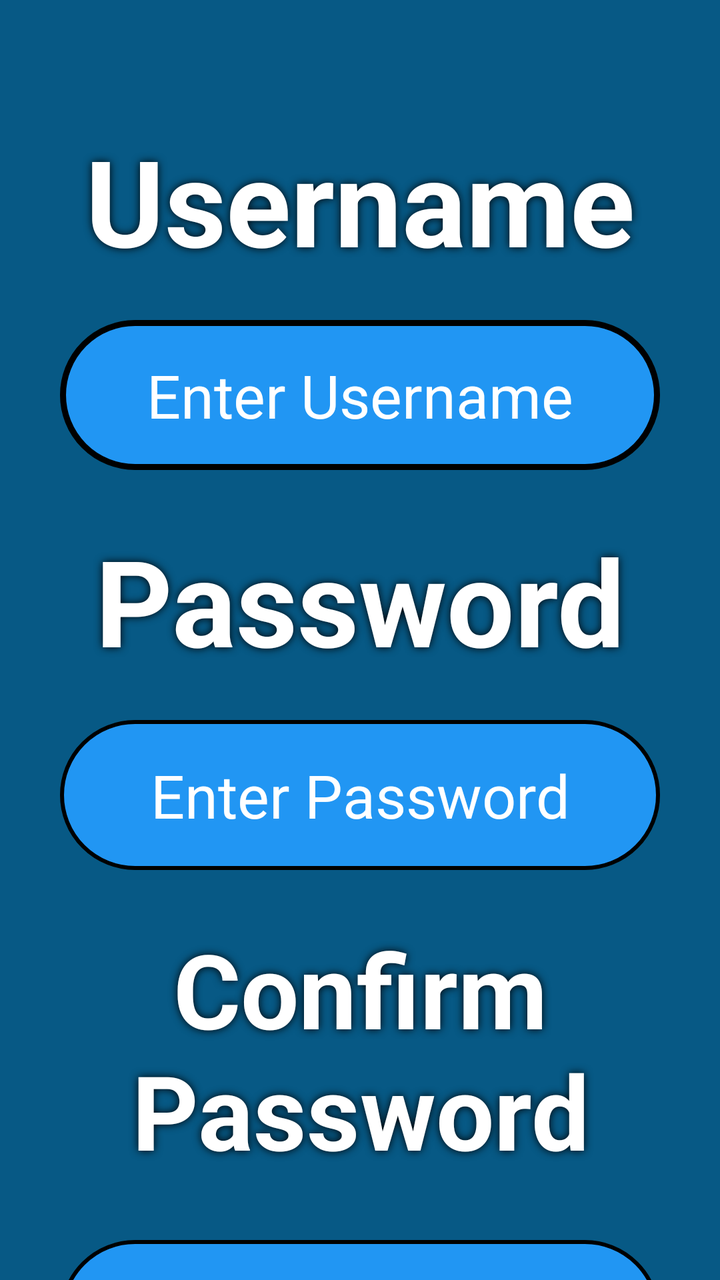
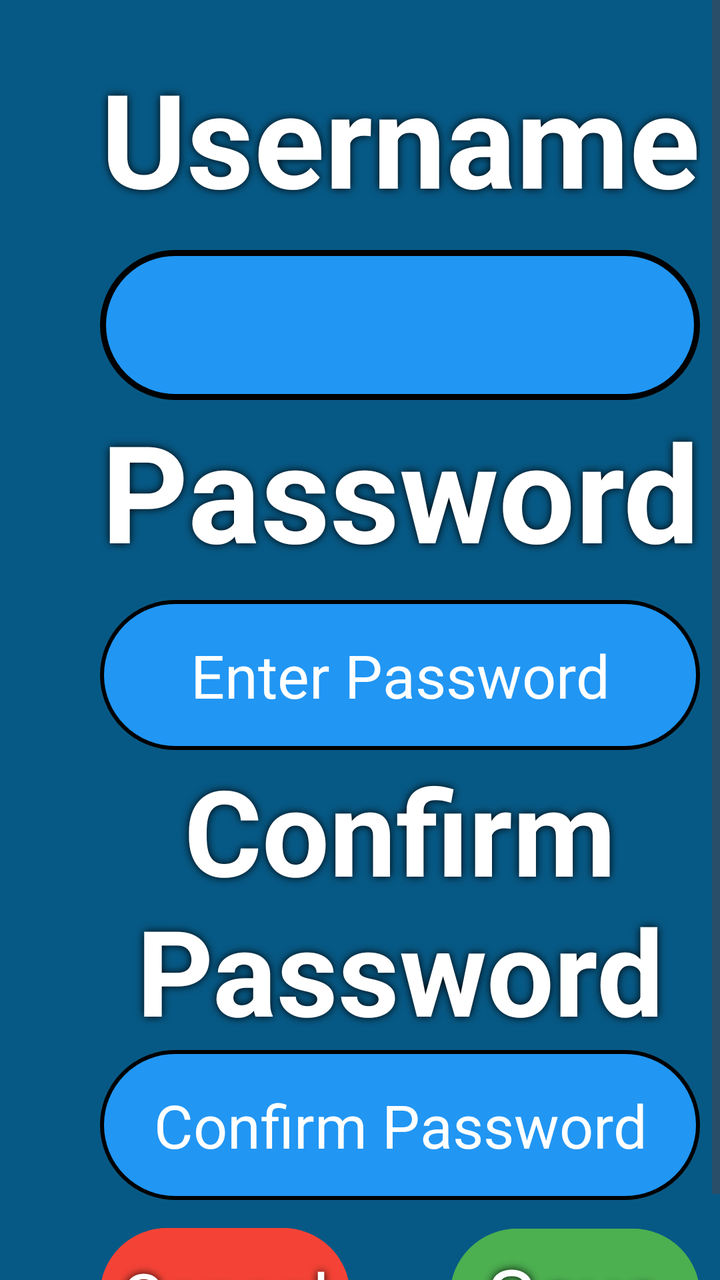

An Android layout rendered at two revisions. The XML below is the earlier revision; the diff shows what the commit changed to produce the second picture.
<!-- AndroidManifest.xml: application theme Theme.KracKShacKBanking -->
<!-- res/layout/register.xml -->
<?xml version="1.0" encoding="utf-8"?>
<androidx.constraintlayout.widget.ConstraintLayout xmlns:android="http://schemas.android.com/apk/res/android"
    xmlns:app="http://schemas.android.com/apk/res-auto"
    xmlns:tools="http://schemas.android.com/tools"
    android:layout_width="match_parent"
    android:layout_height="match_parent"
    android:background="@color/maincolour">

    <TextView
        android:id="@+id/txtCategory"
        android:layout_width="wrap_content"
        android:layout_height="wrap_content"
        android:layout_marginStart="50dp"
        android:layout_marginTop="50dp"
        android:layout_marginEnd="50dp"
        android:width="300dp"
        android:height="100dp"
        android:autoSizeTextType="uniform"
        android:elevation="4dp"
        android:paddingStart="10dp"
        android:paddingTop="10dp"
        android:paddingEnd="10dp"
        android:paddingBottom="10dp"
        android:shadowColor="@color/black"
        android:shadowDx="0.0"
        android:shadowDy="0.0"
        android:shadowRadius="10.0"
        android:text="@string/Username"
        android:textAlignment="center"
        android:textColor="@color/white"
        android:textStyle="bold"
        app:layout_constraintEnd_toEndOf="parent"
        app:layout_constraintStart_toStartOf="parent"
        app:layout_constraintTop_toTopOf="parent" />

    <EditText
        android:id="@+id/txtUsernameInput"
        android:layout_width="@+id/txtCategory"
        android:layout_height="75dp"
        android:layout_marginTop="10dp"
        android:background="@drawable/format_button"
        android:gravity="center"
        android:hint="@string/username_input_hint"
        android:inputType="text"
        android:paddingStart="10dp"
        android:paddingTop="10dp"
        android:paddingEnd="10dp"
        android:paddingBottom="10dp"
        android:text="@string/EnterUsername"
        android:textColor="@color/white"
        android:textColorHint="@color/white"
        android:textSize="30sp"
        app:layout_constraintEnd_toEndOf="@+id/txtCategory"
        app:layout_constraintStart_toStartOf="@+id/txtCategory"
        app:layout_constraintTop_toBottomOf="@+id/txtCategory" />

    <TextView
        android:id="@+id/txtPassword"
        android:layout_width="wrap_content"
        android:layout_height="wrap_content"
        android:layout_marginTop="100dp"

        android:width="300dp"
        android:height="100dp"
        android:autoSizeTextType="uniform"
        android:elevation="4dp"
        android:paddingStart="10dp"
        android:paddingTop="10dp"
        android:paddingEnd="10dp"
        android:paddingBottom="10dp"
        android:shadowColor="@color/black"
        android:shadowDx="0.0"
        android:shadowDy="0.0"
        android:shadowRadius="10.0"
        android:text="@string/Password"
        android:textAlignment="center"
        android:textColor="@color/white"
        android:textStyle="bold"
        app:layout_constraintEnd_toEndOf="@+id/txtCategory"
        app:layout_constraintStart_toStartOf="@+id/txtCategory"
        app:layout_constraintTop_toBottomOf="@+id/txtCategory" />

    <EditText
        android:id="@+id/txtPasswordInput"
        android:layout_width="0dp"
        android:layout_height="75dp"
        android:layout_marginTop="10dp"
        android:background="@drawable/format_text_input"
        android:gravity="center"
        android:hint="@string/password_input_hint"
        android:inputType="textPassword"
        android:paddingStart="10dp"
        android:paddingTop="10dp"
        android:paddingEnd="10dp"
        android:paddingBottom="10dp"
        android:textColor="@color/white"
        android:textColorHint="@color/white"
        android:textSize="30sp"
        app:layout_constraintEnd_toEndOf="@+id/txtPassword"
        app:layout_constraintStart_toStartOf="@+id/txtPassword"
        app:layout_constraintTop_toBottomOf="@+id/txtPassword" />

    <TextView
        android:id="@+id/txtConfirmPassword"
        android:layout_width="wrap_content"
        android:layout_height="wrap_content"
        android:layout_marginTop="100dp"
        android:width="300dp"
        android:height="150dp"
        android:autoSizeTextType="uniform"
        android:elevation="4dp"
        android:paddingStart="10dp"
        android:paddingTop="10dp"
        android:paddingEnd="10dp"
        android:paddingBottom="10dp"
        android:shadowColor="@color/black"
        android:shadowDx="0.0"
        android:shadowDy="0.0"
        android:shadowRadius="10.0"
        android:text="@string/confirm_password"
        android:textAlignment="center"
        android:textColor="@color/white"
        android:textStyle="bold"
        app:layout_constraintEnd_toEndOf="@+id/txtPassword"
        app:layout_constraintStart_toStartOf="@+id/txtPassword"
        app:layout_constraintTop_toBottomOf="@+id/txtPassword" />

    <EditText
        android:id="@+id/txtConfirmPasswordInput"
        android:layout_width="0dp"
        android:layout_height="75dp"
        android:layout_marginTop="20dp"
        android:background="@drawable/format_text_input"
        android:gravity="center"
        android:hint="@string/confirm_password_input_hint"
        android:inputType="textPassword"
        android:paddingStart="10dp"
        android:paddingTop="10dp"
        android:paddingEnd="10dp"
        android:paddingBottom="10dp"
        android:textColor="@color/white"
        android:textColorHint="@color/white"
        android:textSize="30sp"
        app:layout_constraintEnd_toEndOf="@+id/txtConfirmPassword"
        app:layout_constraintStart_toStartOf="@+id/txtConfirmPassword"
        app:layout_constraintTop_toBottomOf="@+id/txtConfirmPassword" />

    <Button
        android:id="@+id/btnCancel"
        android:layout_width="wrap_content"
        android:layout_height="wrap_content"
        android:layout_marginTop="50dp"
        android:width="125dp"
        android:height="75dp"
        android:backgroundTint="@color/red"
        app:layout_constraintStart_toStartOf="@+id/txtConfirmPasswordInput"
        app:layout_constraintTop_toBottomOf="@+id/txtConfirmPasswordInput" />

    <TextView
        android:id="@+id/btnCancelText"
        android:layout_width="@+id/btnCancel"
        android:layout_height="@+id/btnCancel"
        android:autoSizeTextType="uniform"
        android:background="@drawable/format_button_text"
        android:elevation="5dp"
        android:gravity="center"
        android:paddingStart="10dp"
        android:paddingTop="10dp"
        android:paddingEnd="10dp"
        android:paddingBottom="10dp"
        android:shadowColor="@color/black"
        android:shadowDx="0.0"
        android:shadowDy="0.0"
        android:shadowRadius="10.0"
        android:text="@string/cancel"
        android:textColor="@color/white"
        app:layout_constraintBottom_toBottomOf="@id/btnCancel"
        app:layout_constraintEnd_toEndOf="@id/btnCancel"
        app:layout_constraintStart_toStartOf="@id/btnCancel"
        app:layout_constraintTop_toTopOf="@id/btnCancel" />

    <Button
        android:id="@+id/btnEnter"
        android:layout_width="wrap_content"
        android:layout_height="wrap_content"
        android:layout_marginTop="50dp"
        android:width="125dp"
        android:height="75dp"
        android:backgroundTint="@color/green"
        app:layout_constraintEnd_toEndOf="@+id/txtConfirmPasswordInput"
        app:layout_constraintTop_toBottomOf="@+id/txtConfirmPasswordInput" />

    <TextView
        android:id="@+id/btnEnterText"
        android:layout_width="@+id/btnEnter"
        android:layout_height="@+id/btnEnter"
        android:autoSizeTextType="uniform"
        android:background="@drawable/format_button_text"
        android:elevation="5dp"
        android:gravity="center"
        android:paddingStart="10dp"
        android:paddingTop="10dp"
        android:paddingEnd="10dp"
        android:paddingBottom="10dp"
        android:shadowColor="@color/black"
        android:shadowDx="0.0"
        android:shadowDy="0.0"
        android:shadowRadius="10.0"
        android:text="@string/save"
        android:textColor="@color/white"
        app:layout_constraintBottom_toBottomOf="@id/btnEnter"
        app:layout_constraintEnd_toEndOf="@id/btnEnter"
        app:layout_constraintStart_toStartOf="@id/btnEnter"
        app:layout_constraintTop_toTopOf="@id/btnEnter" />

</androidx.constraintlayout.widget.ConstraintLayout>
<!-- resources referenced by this layout -->
<resources>
  <color name="black">#000000</color>
  <color name="green">#4CAF50</color>
  <color name="maincolour">#075985</color>
  <color name="red">#F44336</color>
  <color name="white">#FFFFFF</color>
  <!-- drawable format_button (drawable) -->
  <?xml version="1.0" encoding="utf-8"?>
  <selector xmlns:android="http://schemas.android.com/apk/res/android">
      <item android:state_enabled="true">
          <shape android:shape="rectangle">
              <solid android:color="@color/primary" />
              <stroke
                  android:width="3dp"
                  android:color="@color/black" />
              <corners android:radius="50dp" />
              <padding
                  android:left="50dp"
                  android:top="50dp"
                  android:right="50dp"
                  android:bottom="50dp" />
          </shape>
      </item>
  </selector>
  <!-- drawable format_button_text (drawable) -->
  <?xml version="1.0" encoding="utf-8"?>
  <layer-list xmlns:android="http://schemas.android.com/apk/res/android">
      <item
          android:bottom="4dp"
          android:left="4dp"
          android:right="4dp"
          android:top="4dp">
          <shape android:shape="rectangle">
              <solid android:color="@color/transparent" />
              <corners android:radius="30dp" />
              <padding
                  android:bottom="50dp"
                  android:left="50dp"
                  android:right="50dp"
                  android:top="50dp" />
          </shape>
      </item>
  </layer-list>
  <!-- drawable format_text_input (drawable) -->
  <?xml version="1.0" encoding="utf-8"?>
  <shape xmlns:android="http://schemas.android.com/apk/res/android"
      android:shape="rectangle">
      <solid android:color="@color/primary" />
      <stroke
          android:width="2dp"
          android:color="@color/black" />
      <corners android:radius="50dp" />
  </shape>
  <string name="EnterUsername">Enter Username</string>
  <string name="Password">Password</string>
  <string name="Username">Username</string>
  <string name="cancel">Cancel</string>
  <string name="confirm_password">Confirm Password</string>
  <string name="confirm_password_input_hint">Confirm Password</string>
  <string name="password_input_hint">Enter Password</string>
  <string name="save">Save</string>
  <string name="username_input_hint">Username Input Hint</string>
  <style name="Theme.KracKShacKBanking" parent="Theme.Material3.DayNight.NoActionBar">
          <item name="colorPrimary">@color/primary</item>
          <item name="colorPrimaryVariant">@color/primary_dark</item>
          <item name="colorOnPrimary">@color/white</item>
          <item name="colorSecondary">@color/secondary</item>
          <item name="colorSecondaryVariant">@color/secondary_dark</item>
          <item name="colorOnSecondary">@color/black</item>
          <item name="android:statusBarColor">@color/primary</item>
          <item name="android:navigationBarColor">@color/primary</item>
          <item name="android:windowLightStatusBar">false</item>
  
      </style>
  <color name="primary">#2196F3</color>
  <color name="transparent">#00000000</color>
  <color name="primary_dark">#1976D2</color>
  <color name="secondary">#FFC107</color>
  <color name="secondary_dark">#FFA000</color>
</resources>

<!-- the commit's change to res/layout/register.xml (unified diff, before → after) -->
@@ -6,211 +6,185 @@
     android:layout_height="match_parent"
     android:background="@color/maincolour">
 
-    <TextView
-        android:id="@+id/txtCategory"
-        android:layout_width="wrap_content"
-        android:layout_height="wrap_content"
-        android:layout_marginStart="50dp"
-        android:layout_marginTop="50dp"
-        android:layout_marginEnd="50dp"
-        android:width="300dp"
-        android:height="100dp"
-        android:autoSizeTextType="uniform"
-        android:elevation="4dp"
-        android:paddingStart="10dp"
-        android:paddingTop="10dp"
-        android:paddingEnd="10dp"
-        android:paddingBottom="10dp"
-        android:shadowColor="@color/black"
-        android:shadowDx="0.0"
-        android:shadowDy="0.0"
-        android:shadowRadius="10.0"
-        android:text="@string/Username"
-        android:textAlignment="center"
-        android:textColor="@color/white"
-        android:textStyle="bold"
+    <ScrollView
+        android:layout_width="match_parent"
+        android:layout_height="match_parent"
+        app:layout_constraintBottom_toBottomOf="parent"
         app:layout_constraintEnd_toEndOf="parent"
         app:layout_constraintStart_toStartOf="parent"
-        app:layout_constraintTop_toTopOf="parent" />
+        app:layout_constraintTop_toTopOf="parent">
 
-    <EditText
-        android:id="@+id/txtUsernameInput"
-        android:layout_width="@+id/txtCategory"
-        android:layout_height="75dp"
-        android:layout_marginTop="10dp"
-        android:background="@drawable/format_button"
-        android:gravity="center"
-        android:hint="@string/username_input_hint"
-        android:inputType="text"
-        android:paddingStart="10dp"
-        android:paddingTop="10dp"
-        android:paddingEnd="10dp"
-        android:paddingBottom="10dp"
-        android:text="@string/EnterUsername"
-        android:textColor="@color/white"
-        android:textColorHint="@color/white"
-        android:textSize="30sp"
-        app:layout_constraintEnd_toEndOf="@+id/txtCategory"
-        app:layout_constraintStart_toStartOf="@+id/txtCategory"
-        app:layout_constraintTop_toBottomOf="@+id/txtCategory" />
+        <LinearLayout
+            android:layout_width="match_parent"
+            android:layout_height="wrap_content"
+            android:orientation="vertical" >
 
-    <TextView
-        android:id="@+id/txtPassword"
-        android:layout_width="wrap_content"
-        android:layout_height="wrap_content"
-        android:layout_marginTop="100dp"
+            <TextView
+                android:id="@+id/txtCategory"
+                android:layout_marginTop="25dp"
+                android:layout_marginStart="50dp"
+                android:layout_marginEnd="50dp"
+                android:layout_width="300dp"
+                android:layout_height="100dp"
+                android:autoSizeTextType="uniform"
+                android:elevation="4dp"
+                android:shadowColor="@color/black"
+                android:shadowDx="0.0"
+                android:shadowDy="0.0"
+                android:shadowRadius="10.0"
+                android:text="@string/Username"
+                android:textAlignment="center"
+                android:textColor="@color/white"
+                android:textStyle="bold" />
 
-        android:width="300dp"
-        android:height="100dp"
-        android:autoSizeTextType="uniform"
-        android:elevation="4dp"
-        android:paddingStart="10dp"
-        android:paddingTop="10dp"
-        android:paddingEnd="10dp"
-        android:paddingBottom="10dp"
-        android:shadowColor="@color/black"
-        android:shadowDx="0.0"
-        android:shadowDy="0.0"
-        android:shadowRadius="10.0"
-        android:text="@string/Password"
-        android:textAlignment="center"
-        android:textColor="@color/white"
-        android:textStyle="bold"
-        app:layout_constraintEnd_toEndOf="@+id/txtCategory"
-        app:layout_constraintStart_toStartOf="@+id/txtCategory"
-        app:layout_constraintTop_toBottomOf="@+id/txtCategory" />
+            <EditText
+                android:id="@+id/txtUsernameInput"
+                android:layout_width="300dp"
+                android:layout_height="75dp"
+                android:layout_marginStart="50dp"
+                android:layout_marginEnd="50dp"
+                android:layout_marginTop="0dp"
+                android:background="@drawable/format_button"
+                android:gravity="center"
+                android:hint="@string/username_input_hint"
+                android:inputType="text"
+                android:text="@string/EnterUsername"
+                android:textColor="@color/white"
+                android:textColorHint="@color/white"
+                android:textSize="30sp" />
 
-    <EditText
-        android:id="@+id/txtPasswordInput"
-        android:layout_width="0dp"
-        android:layout_height="75dp"
-        android:layout_marginTop="10dp"
-        android:background="@drawable/format_text_input"
-        android:gravity="center"
-        android:hint="@string/password_input_hint"
-        android:inputType="textPassword"
-        android:paddingStart="10dp"
-        android:paddingTop="10dp"
-        android:paddingEnd="10dp"
-        android:paddingBottom="10dp"
-        android:textColor="@color/white"
-        android:textColorHint="@color/white"
-        android:textSize="30sp"
-        app:layout_constraintEnd_toEndOf="@+id/txtPassword"
-        app:layout_constraintStart_toStartOf="@+id/txtPassword"
-        app:layout_constraintTop_toBottomOf="@+id/txtPassword" />
+            <TextView
+                android:id="@+id/txtPassword"
+                android:layout_width="300dp"
+                android:layout_height="100dp"
+                android:layout_marginTop="0dp"
+                android:layout_marginStart="50dp"
+                android:layout_marginEnd="50dp"
+                android:autoSizeTextType="uniform"
+                android:elevation="4dp"
+                android:shadowColor="@color/black"
+                android:shadowDx="0.0"
+                android:shadowDy="0.0"
+                android:shadowRadius="10.0"
+                android:text="@string/Password"
+                android:textAlignment="center"
+                android:textColor="@color/white"
+                android:textStyle="bold" />
 
-    <TextView
-        android:id="@+id/txtConfirmPassword"
-        android:layout_width="wrap_content"
-        android:layout_height="wrap_content"
-        android:layout_marginTop="100dp"
-        android:width="300dp"
-        android:height="150dp"
-        android:autoSizeTextType="uniform"
-        android:elevation="4dp"
-        android:paddingStart="10dp"
-        android:paddingTop="10dp"
-        android:paddingEnd="10dp"
-        android:paddingBottom="10dp"
-        android:shadowColor="@color/black"
-        android:shadowDx="0.0"
-        android:shadowDy="0.0"
-        android:shadowRadius="10.0"
-        android:text="@string/confirm_password"
-        android:textAlignment="center"
-        android:textColor="@color/white"
-        android:textStyle="bold"
-        app:layout_constraintEnd_toEndOf="@+id/txtPassword"
-        app:layout_constraintStart_toStartOf="@+id/txtPassword"
-        app:layout_constraintTop_toBottomOf="@+id/txtPassword" />
+            <EditText
+                android:id="@+id/txtPasswordInput"
+                android:layout_width="300dp"
+                android:layout_height="75dp"
+                android:layout_marginStart="50dp"
+                android:layout_marginEnd="50dp"
+                android:layout_marginTop="0dp"
+                android:background="@drawable/format_text_input"
+                android:gravity="center"
+                android:hint="@string/password_input_hint"
+                android:inputType="textPassword"
+                android:paddingStart="10dp"
+                android:paddingTop="10dp"
+                android:paddingEnd="10dp"
+                android:paddingBottom="10dp"
+                android:textColor="@color/white"
+                android:textColorHint="@color/white"
+                android:textSize="30sp" />
 
-    <EditText
-        android:id="@+id/txtConfirmPasswordInput"
-        android:layout_width="0dp"
-        android:layout_height="75dp"
-        android:layout_marginTop="20dp"
-        android:background="@drawable/format_text_input"
-        android:gravity="center"
-        android:hint="@string/confirm_password_input_hint"
-        android:inputType="textPassword"
-        android:paddingStart="10dp"
-        android:paddingTop="10dp"
-        android:paddingEnd="10dp"
-        android:paddingBottom="10dp"
-        android:textColor="@color/white"
-        android:textColorHint="@color/white"
-        android:textSize="30sp"
-        app:layout_constraintEnd_toEndOf="@+id/txtConfirmPassword"
-        app:layout_constraintStart_toStartOf="@+id/txtConfirmPassword"
-        app:layout_constraintTop_toBottomOf="@+id/txtConfirmPassword" />
+            <TextView
+                android:id="@+id/txtConfirmPassword"
+                android:layout_width="300dp"
+                android:layout_height="150dp"
+                android:layout_marginStart="50dp"
+                android:layout_marginEnd="50dp"
+                android:layout_marginTop="0dp"
+                android:autoSizeTextType="uniform"
+                android:elevation="4dp"
+                android:shadowColor="@color/black"
+                android:shadowDx="0.0"
+                android:shadowDy="0.0"
+                android:shadowRadius="10.0"
+                android:text="@string/confirm_password"
+                android:textAlignment="center"
+                android:textColor="@color/white"
+                android:textStyle="bold" />
 
-    <Button
-        android:id="@+id/btnCancel"
-        android:layout_width="wrap_content"
-        android:layout_height="wrap_content"
-        android:layout_marginTop="50dp"
-        android:width="125dp"
-        android:height="75dp"
-        android:backgroundTint="@color/red"
-        app:layout_constraintStart_toStartOf="@+id/txtConfirmPasswordInput"
-        app:layout_constraintTop_toBottomOf="@+id/txtConfirmPasswordInput" />
+            <EditText
+                android:id="@+id/txtConfirmPasswordInput"
+                android:layout_width="300dp"
+                android:layout_height="75dp"
+                android:layout_marginStart="50dp"
+                android:layout_marginEnd="50dp"
+                android:layout_marginTop="0dp"
+                android:background="@drawable/format_text_input"
+                android:gravity="center"
+                android:hint="@string/confirm_password_input_hint"
+                android:inputType="textPassword"
+                android:textColor="@color/white"
+                android:textColorHint="@color/white"
+                android:textSize="30sp" />
 
-    <TextView
-        android:id="@+id/btnCancelText"
-        android:layout_width="@+id/btnCancel"
-        android:layout_height="@+id/btnCancel"
-        android:autoSizeTextType="uniform"
-        android:background="@drawable/format_button_text"
-        android:elevation="5dp"
-        android:gravity="center"
-        android:paddingStart="10dp"
-        android:paddingTop="10dp"
-        android:paddingEnd="10dp"
-        android:paddingBottom="10dp"
-        android:shadowColor="@color/black"
-        android:shadowDx="0.0"
-        android:shadowDy="0.0"
-        android:shadowRadius="10.0"
-        android:text="@string/cancel"
-        android:textColor="@color/white"
-        app:layout_constraintBottom_toBottomOf="@id/btnCancel"
-        app:layout_constraintEnd_toEndOf="@id/btnCancel"
-        app:layout_constraintStart_toStartOf="@id/btnCancel"
-        app:layout_constraintTop_toTopOf="@id/btnCancel" />
+            <Button
+                android:id="@+id/btnCancel"
+                android:layout_width="125dp"
+                android:layout_height="75dp"
+                android:layout_marginStart="50dp"
+                android:layout_marginEnd="50dp"
+                android:layout_marginTop="10dp"
+                android:backgroundTint="@color/red" />
 
-    <Button
-        android:id="@+id/btnEnter"
-        android:layout_width="wrap_content"
-        android:layout_height="wrap_content"
-        android:layout_marginTop="50dp"
-        android:width="125dp"
-        android:height="75dp"
-        android:backgroundTint="@color/green"
-        app:layout_constraintEnd_toEndOf="@+id/txtConfirmPasswordInput"
-        app:layout_constraintTop_toBottomOf="@+id/txtConfirmPasswordInput" />
+            <Button
+                android:id="@+id/btnEnter"
+                android:layout_width="125dp"
+                android:layout_height="75dp"
+                android:layout_marginStart="225dp"
+                android:layout_marginEnd="25dp"
+                android:layout_marginTop="-75dp"
+                android:backgroundTint="@color/green" />
 
-    <TextView
-        android:id="@+id/btnEnterText"
-        android:layout_width="@+id/btnEnter"
-        android:layout_height="@+id/btnEnter"
-        android:autoSizeTextType="uniform"
-        android:background="@drawable/format_button_text"
-        android:elevation="5dp"
-        android:gravity="center"
-        android:paddingStart="10dp"
-        android:paddingTop="10dp"
-        android:paddingEnd="10dp"
-        android:paddingBottom="10dp"
-        android:shadowColor="@color/black"
-        android:shadowDx="0.0"
-        android:shadowDy="0.0"
-        android:shadowRadius="10.0"
-        android:text="@string/save"
-        android:textColor="@color/white"
-        app:layout_constraintBottom_toBottomOf="@id/btnEnter"
-        app:layout_constraintEnd_toEndOf="@id/btnEnter"
-        app:layout_constraintStart_toStartOf="@id/btnEnter"
-        app:layout_constraintTop_toTopOf="@id/btnEnter" />
+            <TextView
+                android:id="@+id/btnCancelText"
+                android:layout_width="125dp"
+                android:layout_height="75dp"
+                android:layout_marginStart="50dp"
+                android:layout_marginEnd="50dp"
+                android:layout_marginTop="-75dp"
+                android:autoSizeTextType="uniform"
+                android:background="@drawable/format_button_text"
+                android:elevation="5dp"
+                android:gravity="center"
+                android:paddingStart="10dp"
+                android:paddingTop="10dp"
+                android:paddingEnd="10dp"
+                android:paddingBottom="10dp"
+                android:shadowColor="@color/black"
+                android:shadowDx="0.0"
+                android:shadowDy="0.0"
+                android:shadowRadius="10.0"
+                android:text="@string/cancel"
+                android:textColor="@color/white" />
+
+            <TextView
+                android:id="@+id/btnEnterText"
+                android:layout_width="125dp"
+                android:layout_height="75dp"
+                android:layout_marginStart="225dp"
+                android:layout_marginEnd="25dp"
+                android:layout_marginTop="-75dp"
+                android:autoSizeTextType="uniform"
+                android:background="@drawable/format_button_text"
+                android:elevation="5dp"
+                android:gravity="center"
+                android:paddingStart="10dp"
+                android:paddingTop="10dp"
+                android:paddingEnd="10dp"
+                android:paddingBottom="10dp"
+                android:shadowColor="@color/black"
+                android:shadowDx="0.0"
+                android:shadowDy="0.0"
+                android:shadowRadius="10.0"
+                android:text="@string/save"
+                android:textColor="@color/white" />
+        </LinearLayout>
+    </ScrollView>
 
 </androidx.constraintlayout.widget.ConstraintLayout>
